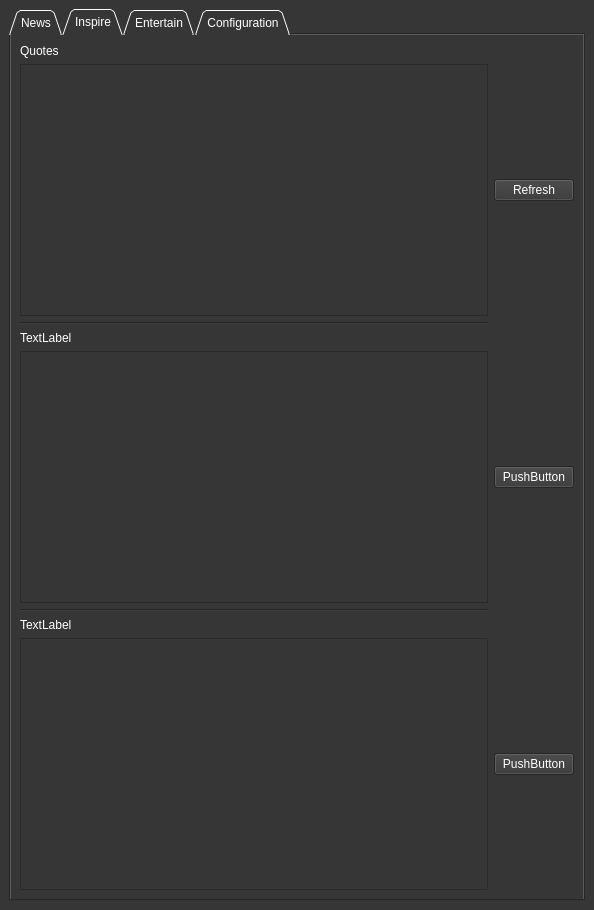
Old version of the form digest.ui in the repository dorumeltei/capstone.
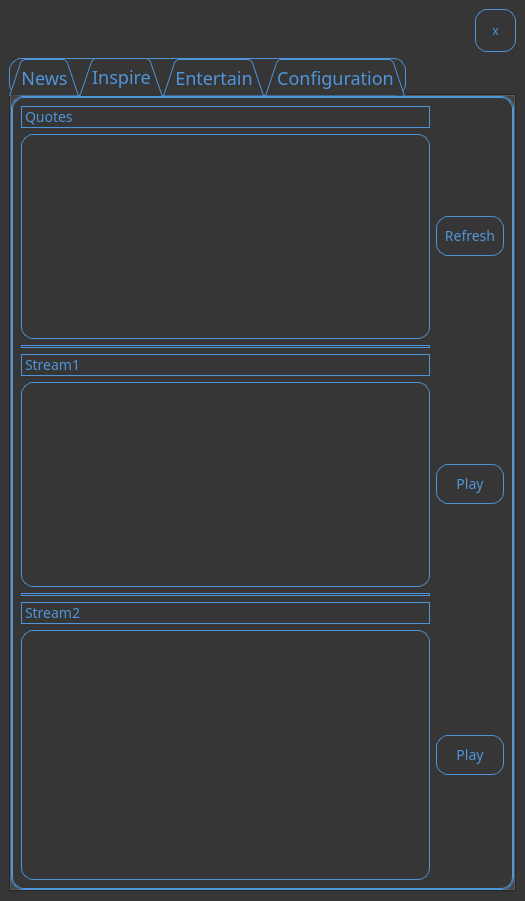
New version of the form. The open tabs and pages were chosen to show the change. Icons and pictures are not drawn.

Commit message: video player

What changed in the file:
```diff
--- a/digest.ui
+++ b/digest.ui
@@ -6,20 +6,100 @@
    <rect>
     <x>0</x>
     <y>0</y>
-    <width>594</width>
-    <height>910</height>
+    <width>525</width>
+    <height>901</height>
    </rect>
   </property>
   <property name="windowTitle">
    <string>Dailiy Digest</string>
   </property>
+  <property name="styleSheet">
+   <string notr="true">background-color: rgb(54, 54, 54);
+font-size:18pt; 
+color:rgb(255, 255, 255);
+</string>
+  </property>
   <widget class="QWidget" name="centralwidget">
    <property name="styleSheet">
     <string notr="true">background-color: rgb(54, 54, 54);
 color: rgb(255, 255, 255);
-font: 11pt &quot;MS Shell Dlg 2&quot;;</string>
+font: 11pt &quot;MS Shell Dlg 2&quot;;
+
+QTabWidget {
+    
+    border:1px solid #4F95DA;
+    color:#4F95DA;
+}</string>
    </property>
    <layout class="QVBoxLayout" name="verticalLayout">
+    <item>
+     <layout class="QHBoxLayout" name="horizontalLayout_2">
+      <item>
+       <spacer name="horizontalSpacer_5">
+        <property name="orientation">
+         <enum>Qt::Horizontal</enum>
+        </property>
+        <property name="sizeHint" stdset="0">
+         <size>
+          <width>20</width>
+          <height>20</height>
+         </size>
+        </property>
+       </spacer>
+      </item>
+      <item>
+       <widget class="QToolButton" name="btn_window_close">
+        <property name="minimumSize">
+         <size>
+          <width>30</width>
+          <height>30</height>
+         </size>
+        </property>
+        <property name="font">
+         <font>
+          <family>oswald</family>
+          <pointsize>-1</pointsize>
+          <weight>50</weight>
+          <italic>false</italic>
+          <bold>false</bold>
+          <underline>false</underline>
+          <strikeout>false</strikeout>
+         </font>
+        </property>
+        <property name="styleSheet">
+         <string notr="true">    overflow:hidden;
+    position:relative;
+    display:block;
+    width:36px;
+    height:38px;
+   border-radius: 12px;
+    line-height:40px;
+    border:1px solid #4F95DA;;
+    color:#4F95DA;
+    text-align:center;
+    text-decoration:none;
+    text-transform:uppercase;
+    font-size:12px;
+    font-family:oswald;
+</string>
+        </property>
+        <property name="text">
+         <string>x</string>
+        </property>
+        <property name="icon">
+         <iconset>
+          <normaloff>:/icons/icons/ionicons.designerpack/close.svg</normaloff>:/icons/icons/ionicons.designerpack/close.svg</iconset>
+        </property>
+        <property name="checkable">
+         <bool>false</bool>
+        </property>
+        <property name="autoRaise">
+         <bool>true</bool>
+        </property>
+       </widget>
+      </item>
+     </layout>
+    </item>
     <item>
      <widget class="QTabWidget" name="tabWidget">
       <property name="sizePolicy">
@@ -29,8 +109,21 @@
        </sizepolicy>
       </property>
       <property name="styleSheet">
-       <string notr="true">font: 14pt &quot;MS Shell Dlg 2&quot;;
-color: rgb(255, 255, 255);</string>
+       <string notr="true">    overflow:hidden;
+    position:relative;
+    display:block;
+    width:36px;
+    height:38px;
+   border-radius: 12px;
+    line-height:40px;
+    border:1px solid #4F95DA;;
+    color:#4F95DA;
+    text-align:center;
+    text-decoration:none;
+    text-transform:uppercase;
+    font-size:18px;
+    font-family:oswald;
+</string>
       </property>
       <property name="tabShape">
        <enum>QTabWidget::Triangular</enum>
@@ -180,6 +273,22 @@
        </layout>
       </widget>
       <widget class="QWidget" name="tab_insp">
+       <property name="styleSheet">
+        <string notr="true">    overflow:hidden;
+    position:relative;
+    display:block;
+    width:166px;
+    height:38px;
+   border-radius: 12px;
+    line-height:40px;
+    border:1px solid #4F95DA;;
+    color:#4F95DA;
+    text-align:center;
+    text-decoration:none;
+    text-transform:uppercase;
+    font-size:14px;
+    font-family:oswald;</string>
+       </property>
        <attribute name="title">
         <string>Inspire</string>
        </attribute>
@@ -187,14 +296,69 @@
         <item row="3" column="0">
          <widget class="QLabel" name="label_3">
           <property name="text">
-           <string>TextLabel</string>
+           <string>Stream1</string>
           </property>
          </widget>
         </item>
         <item row="4" column="1">
-         <widget class="QPushButton" name="pushButton">
+         <widget class="QPushButton" name="btn_play_cam1">
+          <property name="styleSheet">
+           <string notr="true">QPushButton {
+    overflow:hidden;
+    position:relative;
+    display:block;
+    width:66px;
+    height:38px;
+   border-radius: 12px;
+    line-height:40px;
+    border:1px solid #4F95DA;;
+    color:#4F95DA;
+    text-align:center;
+    text-decoration:none;
+    text-transform:uppercase;
+    font-size:14px;
+    font-family:oswald;
+}
+QPushButton span {
+    position:relative;
+    transition:color .25s ease-out;
+    -webkit-transition:color .5s ease-out;
+    -moz-transition:color .5s ease-out;
+}
+
+QPushButton:hover{
+    color:#fff;
+}
+QPushButton:hover {
+   position:absolute;
+    top:0;
+    left:0;
+    display:block;
+    width:100%;
+    height:100%;
+    background:#4F95DA;
+    border:1px solid transparent;
+   transform:scale(1,0);
+    -webkit-transform:scale(1,0);
+    -moz-transform:scale(1,0);
+    -ms-transform:scale(1,0);
+    transform-origin:center top;
+    -webkit-transform-origin:center top;
+    -moz-transform-origin:center top;
+    -ms-transform-origin:center top;
+   transition:all .2s ease-out;
+    -webkit-transition:all .2s ease-out;
+    -moz-transition:all .2s ease-out;
+}
+QPushButton:hover{
+   transform:scale(1,1);
+   -webkit-transform:scale(1,1);
+   -moz-transform:scale(1,1);
+   -ms-transform:scale(1,1);
+}</string>
+          </property>
           <property name="text">
-           <string>PushButton</string>
+           <string>Play</string>
           </property>
          </widget>
         </item>
@@ -205,19 +369,13 @@
           </property>
          </widget>
         </item>
-        <item row="4" column="0">
-         <widget class="QTextBrowser" name="textBrowser_2"/>
-        </item>
         <item row="6" column="0">
          <widget class="QLabel" name="label_4">
           <property name="text">
-           <string>TextLabel</string>
+           <string>Stream2</string>
           </property>
          </widget>
         </item>
-        <item row="7" column="0">
-         <widget class="QTextBrowser" name="textBrowser_3"/>
-        </item>
         <item row="5" column="0">
          <widget class="Line" name="line_2">
           <property name="orientation">
@@ -226,9 +384,64 @@
          </widget>
         </item>
         <item row="7" column="1">
-         <widget class="QPushButton" name="pushButton_2">
+         <widget class="QPushButton" name="btn_play_cam2">
+          <property name="styleSheet">
+           <string notr="true">QPushButton {
+    overflow:hidden;
+    position:relative;
+    display:block;
+    width:66px;
+    height:38px;
+   border-radius: 12px;
+    line-height:40px;
+    border:1px solid #4F95DA;;
+    color:#4F95DA;
+    text-align:center;
+    text-decoration:none;
+    text-transform:uppercase;
+    font-size:14px;
+    font-family:oswald;
+}
+QPushButton span {
+    position:relative;
+    transition:color .25s ease-out;
+    -webkit-transition:color .5s ease-out;
+    -moz-transition:color .5s ease-out;
+}
+
+QPushButton:hover{
+    color:#fff;
+}
+QPushButton:hover {
+   position:absolute;
+    top:0;
+    left:0;
+    display:block;
+    width:100%;
+    height:100%;
+    background:#4F95DA;
+    border:1px solid transparent;
+   transform:scale(1,0);
+    -webkit-transform:scale(1,0);
+    -moz-transform:scale(1,0);
+    -ms-transform:scale(1,0);
+    transform-origin:center top;
+    -webkit-transform-origin:center top;
+    -moz-transform-origin:center top;
+    -ms-transform-origin:center top;
+   transition:all .2s ease-out;
+    -webkit-transition:all .2s ease-out;
+    -moz-transition:all .2s ease-out;
+}
+QPushButton:hover{
+   transform:scale(1,1);
+   -webkit-transform:scale(1,1);
+   -moz-transform:scale(1,1);
+   -ms-transform:scale(1,1);
+}</string>
+          </property>
           <property name="text">
-           <string>PushButton</string>
+           <string>Play</string>
           </property>
          </widget>
         </item>
@@ -244,11 +457,82 @@
         </item>
         <item row="1" column="1">
          <widget class="QPushButton" name="btn_refresh_quote">
+          <property name="styleSheet">
+           <string notr="true">QPushButton {
+    overflow:hidden;
+    position:relative;
+    display:block;
+    width:66px;
+    height:38px;
+   border-radius: 12px;
+    line-height:40px;
+    border:1px solid #4F95DA;;
+    color:#4F95DA;
+    text-align:center;
+    text-decoration:none;
+    text-transform:uppercase;
+    font-size:14px;
+    font-family:oswald;
+}
+QPushButton span {
+    position:relative;
+    transition:color .25s ease-out;
+    -webkit-transition:color .5s ease-out;
+    -moz-transition:color .5s ease-out;
+}
+
+QPushButton:hover{
+    color:#fff;
+}
+QPushButton:hover {
+   position:absolute;
+    top:0;
+    left:0;
+    display:block;
+    width:100%;
+    height:100%;
+    background:#4F95DA;
+    border:1px solid transparent;
+   transform:scale(1,0);
+    -webkit-transform:scale(1,0);
+    -moz-transform:scale(1,0);
+    -ms-transform:scale(1,0);
+    transform-origin:center top;
+    -webkit-transform-origin:center top;
+    -moz-transform-origin:center top;
+    -ms-transform-origin:center top;
+   transition:all .2s ease-out;
+    -webkit-transition:all .2s ease-out;
+    -moz-transition:all .2s ease-out;
+}
+QPushButton:hover{
+   transform:scale(1,1);
+   -webkit-transform:scale(1,1);
+   -moz-transform:scale(1,1);
+   -ms-transform:scale(1,1);
+}</string>
+          </property>
           <property name="text">
            <string>Refresh</string>
           </property>
          </widget>
         </item>
+        <item row="4" column="0">
+         <widget class="QGraphicsView" name="video_cam1"/>
+        </item>
+        <item row="7" column="0">
+         <widget class="QLabel" name="video_cam2">
+          <property name="minimumSize">
+           <size>
+            <width>0</width>
+            <height>250</height>
+           </size>
+          </property>
+          <property name="text">
+           <string/>
+          </property>
+         </widget>
+        </item>
        </layout>
       </widget>
       <widget class="QWidget" name="tab_ent">
```
Left out of the diff: 248 changed lines with no effect on the pictures. The commit also changes 11 other files.
